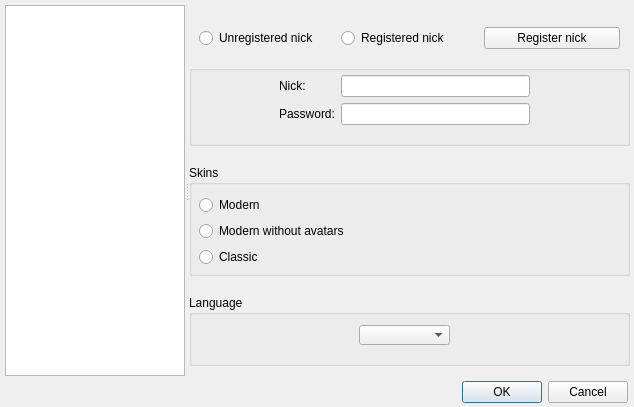
gitter-badger/simplechatclient, file ui/options.ui: the form before one commit.
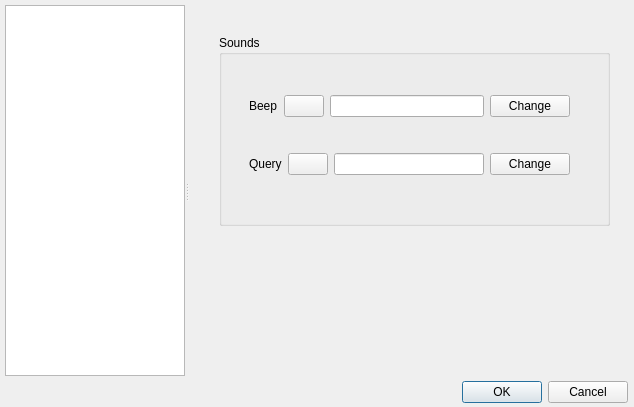
The form after the commit. The open tabs and pages were chosen to show the change. Icons and pictures are not drawn.

The edit to the form file:
```diff
--- a/ui/options.ui
+++ b/ui/options.ui
@@ -910,6 +910,97 @@
       </widget>
      </widget>
     </widget>
+    <widget class="QWidget" name="page_3">
+     <widget class="QGroupBox" name="groupBox_sounds">
+      <property name="geometry">
+       <rect>
+        <x>30</x>
+        <y>30</y>
+        <width>391</width>
+        <height>191</height>
+       </rect>
+      </property>
+      <property name="title">
+       <string>Sounds</string>
+      </property>
+      <widget class="QWidget" name="verticalLayoutWidget">
+       <property name="geometry">
+        <rect>
+         <x>30</x>
+         <y>30</y>
+         <width>321</width>
+         <height>141</height>
+        </rect>
+       </property>
+       <layout class="QVBoxLayout" name="verticalLayout">
+        <item>
+         <layout class="QHBoxLayout" name="horizontalLayout">
+          <item>
+           <widget class="QLabel" name="label_sound_beep">
+            <property name="text">
+             <string>Beep</string>
+            </property>
+           </widget>
+          </item>
+          <item>
+           <widget class="QPushButton" name="pushButton_play_beep">
+            <property name="text">
+             <string/>
+            </property>
+           </widget>
+          </item>
+          <item>
+           <widget class="QLineEdit" name="lineEdit_sound_beep">
+            <property name="readOnly">
+             <bool>true</bool>
+            </property>
+           </widget>
+          </item>
+          <item>
+           <widget class="QPushButton" name="pushButton_sound_beep_change">
+            <property name="text">
+             <string>Change</string>
+            </property>
+           </widget>
+          </item>
+         </layout>
+        </item>
+        <item>
+         <layout class="QHBoxLayout" name="horizontalLayout_2">
+          <item>
+           <widget class="QLabel" name="label_sound_query">
+            <property name="text">
+             <string>Query</string>
+            </property>
+           </widget>
+          </item>
+          <item>
+           <widget class="QPushButton" name="pushButton_play_query">
+            <property name="text">
+             <string/>
+            </property>
+           </widget>
+          </item>
+          <item>
+           <widget class="QLineEdit" name="lineEdit_sound_query">
+            <property name="readOnly">
+             <bool>true</bool>
+            </property>
+           </widget>
+          </item>
+          <item>
+           <widget class="QPushButton" name="pushButton_sound_query_change">
+            <property name="text">
+             <string>Change</string>
+            </property>
+           </widget>
+          </item>
+         </layout>
+        </item>
+       </layout>
+      </widget>
+     </widget>
+    </widget>
    </widget>
   </widget>
  </widget>
```
Left out of the diff: 3 changed lines with no effect on the pictures.
